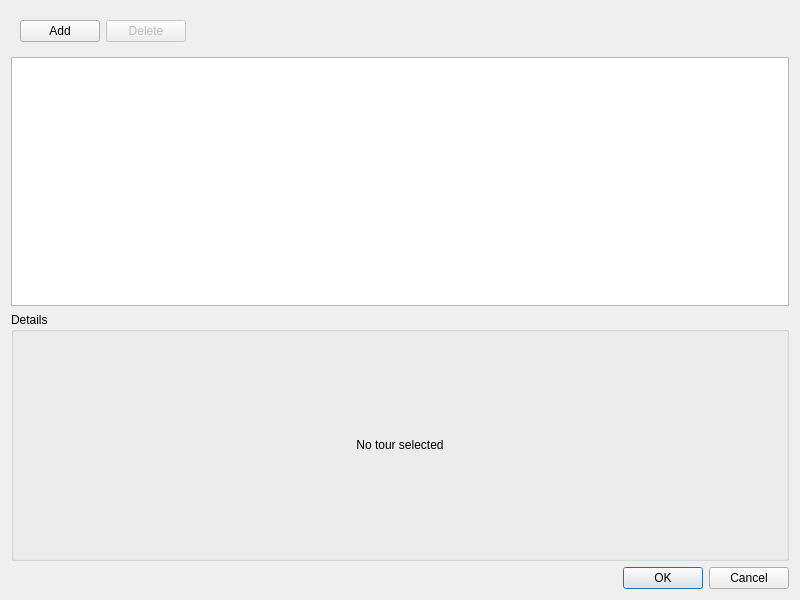
First picture: the form in client/src/ui/dialogs/ptz_tours_dialog.ui, repository networkoptix/nx_open, before the edit.
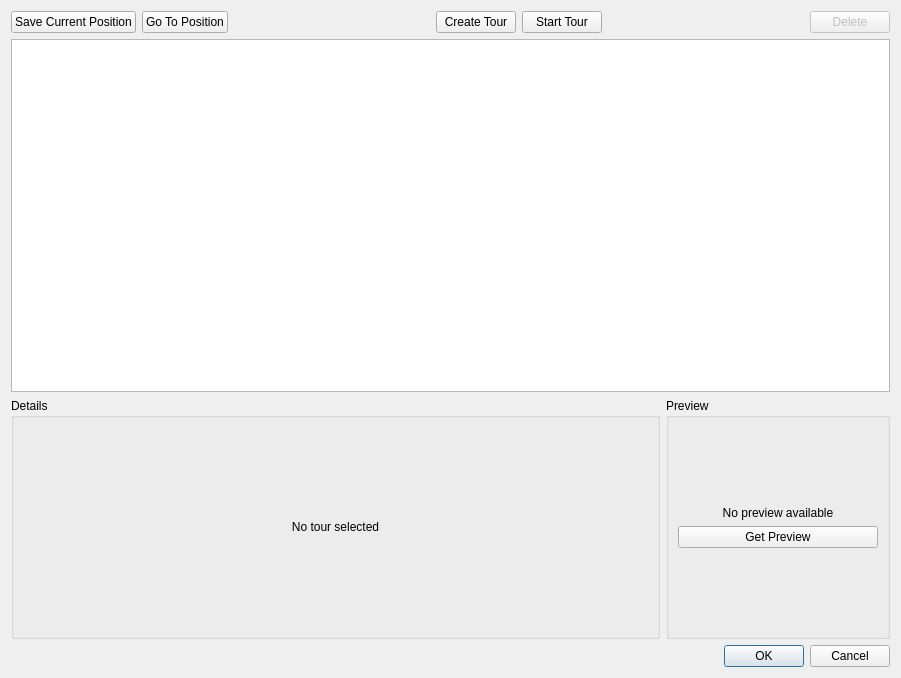
Second picture: the form after the edit. Icons and pictures are not drawn. Custom widgets are drawn as their Qt base class.

What changed in the file:
```diff
--- a/client/src/ui/dialogs/ptz_tours_dialog.ui
+++ b/client/src/ui/dialogs/ptz_tours_dialog.ui
@@ -6,8 +6,8 @@
    <rect>
     <x>0</x>
     <y>0</y>
-    <width>800</width>
-    <height>600</height>
+    <width>901</width>
+    <height>678</height>
    </rect>
   </property>
   <property name="minimumSize">
@@ -22,14 +22,61 @@
   <property name="modal">
    <bool>true</bool>
   </property>
-  <layout class="QVBoxLayout" name="verticalLayout" stretch="0,1,1,0">
+  <layout class="QVBoxLayout" name="verticalLayout" stretch="0,1,0,0">
    <item>
     <widget class="QWidget" name="buttonsWidget" native="true">
      <layout class="QHBoxLayout" name="horizontalLayout">
+      <property name="leftMargin">
+       <number>0</number>
+      </property>
+      <property name="topMargin">
+       <number>0</number>
+      </property>
+      <property name="rightMargin">
+       <number>0</number>
+      </property>
+      <property name="bottomMargin">
+       <number>0</number>
+      </property>
+      <item>
+       <widget class="QPushButton" name="savePositionButton">
+        <property name="text">
+         <string>Save Current Position</string>
+        </property>
+        <property name="icon">
+         <iconset resource="../../../x64/build/client.qrc">
+          <normaloff>:/skin/tree/camera.png</normaloff>:/skin/tree/camera.png</iconset>
+        </property>
+       </widget>
+      </item>
+      <item>
+       <widget class="QPushButton" name="pushButton_2">
+        <property name="text">
+         <string>Go To Position</string>
+        </property>
+        <property name="icon">
+         <iconset resource="../../../x64/build/client.qrc">
+          <normaloff>:/skin/tree/sound.png</normaloff>:/skin/tree/sound.png</iconset>
+        </property>
+       </widget>
+      </item>
+      <item>
+       <spacer name="horizontalSpacer">
+        <property name="orientation">
+         <enum>Qt::Horizontal</enum>
+        </property>
+        <property name="sizeHint" stdset="0">
+         <size>
+          <width>40</width>
+          <height>20</height>
+         </size>
+        </property>
+       </spacer>
+      </item>
       <item>
        <widget class="QPushButton" name="addTourButton">
         <property name="text">
-         <string>Add</string>
+         <string>Create Tour</string>
         </property>
         <property name="icon">
          <iconset resource="../../../x64/build/client.qrc">
@@ -37,6 +84,30 @@
         </property>
        </widget>
       </item>
+      <item>
+       <widget class="QPushButton" name="pushButton_3">
+        <property name="text">
+         <string>Start Tour</string>
+        </property>
+        <property name="icon">
+         <iconset resource="../../../x64/build/client.qrc">
+          <normaloff>:/skin/tree/sound.png</normaloff>:/skin/tree/sound.png</iconset>
+        </property>
+       </widget>
+      </item>
+      <item>
+       <spacer name="horizontalSpacer_2">
+        <property name="orientation">
+         <enum>Qt::Horizontal</enum>
+        </property>
+        <property name="sizeHint" stdset="0">
+         <size>
+          <width>40</width>
+          <height>20</height>
+         </size>
+        </property>
+       </spacer>
+      </item>
       <item>
        <widget class="QPushButton" name="deleteTourButton">
         <property name="enabled">
@@ -51,19 +122,6 @@
         </property>
        </widget>
       </item>
-      <item>
-       <spacer name="horizontalSpacer">
-        <property name="orientation">
-         <enum>Qt::Horizontal</enum>
-        </property>
-        <property name="sizeHint" stdset="0">
-         <size>
-          <width>40</width>
-          <height>20</height>
-         </size>
-        </property>
-       </spacer>
-      </item>
      </layout>
     </widget>
    </item>
@@ -99,11 +157,8 @@
     </widget>
    </item>
    <item>
-    <widget class="QGroupBox" name="groupBox">
-     <property name="title">
-      <string>Details</string>
-     </property>
-     <layout class="QVBoxLayout" name="verticalLayout_2">
+    <widget class="QWidget" name="widget" native="true">
+     <layout class="QHBoxLayout" name="horizontalLayout_2" stretch="1,0">
       <property name="leftMargin">
        <number>0</number>
       </property>
@@ -117,31 +172,156 @@
        <number>0</number>
       </property>
       <item>
-       <widget class="QStackedWidget" name="stackedWidget">
-        <property name="currentIndex">
-         <number>1</number>
+       <widget class="QGroupBox" name="groupBox">
+        <property name="title">
+         <string>Details</string>
         </property>
-        <widget class="QWidget" name="tourPage">
-         <layout class="QVBoxLayout" name="verticalLayout_3">
-          <item>
-           <widget class="QnPtzTourWidget" name="tourEditWidget" native="true"/>
-          </item>
-         </layout>
-        </widget>
-        <widget class="QWidget" name="noTourPage">
-         <layout class="QVBoxLayout" name="verticalLayout_4">
-          <item>
-           <widget class="QLabel" name="label">
-            <property name="text">
-             <string>No tour selected</string>
-            </property>
-            <property name="alignment">
-             <set>Qt::AlignCenter</set>
-            </property>
+        <layout class="QVBoxLayout" name="verticalLayout_2">
+         <property name="leftMargin">
+          <number>0</number>
+         </property>
+         <property name="topMargin">
+          <number>0</number>
+         </property>
+         <property name="rightMargin">
+          <number>0</number>
+         </property>
+         <property name="bottomMargin">
+          <number>0</number>
+         </property>
+         <item>
+          <widget class="QStackedWidget" name="tourStackedWidget">
+           <property name="currentIndex">
+            <number>1</number>
+           </property>
+           <widget class="QWidget" name="tourPage">
+            <layout class="QVBoxLayout" name="verticalLayout_3">
+             <item>
+              <widget class="QnPtzTourWidget" name="tourEditWidget" native="true"/>
+             </item>
+            </layout>
            </widget>
-          </item>
-         </layout>
-        </widget>
+           <widget class="QWidget" name="noTourPage">
+            <layout class="QVBoxLayout" name="verticalLayout_4">
+             <item>
+              <widget class="QLabel" name="label">
+               <property name="text">
+                <string>No tour selected</string>
+               </property>
+               <property name="alignment">
+                <set>Qt::AlignCenter</set>
+               </property>
+              </widget>
+             </item>
+            </layout>
+           </widget>
+          </widget>
+         </item>
+        </layout>
+       </widget>
+      </item>
+      <item>
+       <widget class="QGroupBox" name="previewGroupBox">
+        <property name="title">
+         <string>Preview</string>
+        </property>
+        <layout class="QVBoxLayout" name="verticalLayout_5">
+         <item>
+          <widget class="QStackedWidget" name="previewStackedWidget">
+           <property name="currentIndex">
+            <number>1</number>
+           </property>
+           <widget class="QWidget" name="previewPage">
+            <layout class="QVBoxLayout" name="verticalLayout_6">
+             <property name="leftMargin">
+              <number>0</number>
+             </property>
+             <property name="topMargin">
+              <number>0</number>
+             </property>
+             <property name="rightMargin">
+              <number>0</number>
+             </property>
+             <property name="bottomMargin">
+              <number>0</number>
+             </property>
+             <item>
+              <widget class="QLabel" name="previewLabel">
+               <property name="minimumSize">
+                <size>
+                 <width>200</width>
+                 <height>200</height>
+                </size>
+               </property>
+               <property name="text">
+                <string notr="true"/>
+               </property>
+              </widget>
+             </item>
+            </layout>
+           </widget>
+           <widget class="QWidget" name="noPreviewPage">
+            <layout class="QVBoxLayout" name="verticalLayout_7">
+             <property name="leftMargin">
+              <number>0</number>
+             </property>
+             <property name="topMargin">
+              <number>0</number>
+             </property>
+             <property name="rightMargin">
+              <number>0</number>
+             </property>
+             <property name="bottomMargin">
+              <number>0</number>
+             </property>
+             <item>
+              <spacer name="verticalSpacer_2">
+               <property name="orientation">
+                <enum>Qt::Vertical</enum>
+               </property>
+               <property name="sizeHint" stdset="0">
+                <size>
+                 <width>20</width>
+                 <height>40</height>
+                </size>
+               </property>
+              </spacer>
+             </item>
+             <item>
+              <widget class="QLabel" name="noPreviewLabel">
+               <property name="text">
+                <string>No preview available</string>
+               </property>
+               <property name="alignment">
+                <set>Qt::AlignCenter</set>
+               </property>
+              </widget>
+             </item>
+             <item>
+              <widget class="QPushButton" name="getPreviewButton">
+               <property name="text">
+                <string>Get Preview</string>
+               </property>
+              </widget>
+             </item>
+             <item>
+              <spacer name="verticalSpacer">
+               <property name="orientation">
+                <enum>Qt::Vertical</enum>
+               </property>
+               <property name="sizeHint" stdset="0">
+                <size>
+                 <width>20</width>
+                 <height>40</height>
+                </size>
+               </property>
+              </spacer>
+             </item>
+            </layout>
+           </widget>
+          </widget>
+         </item>
+        </layout>
        </widget>
       </item>
      </layout>
```
